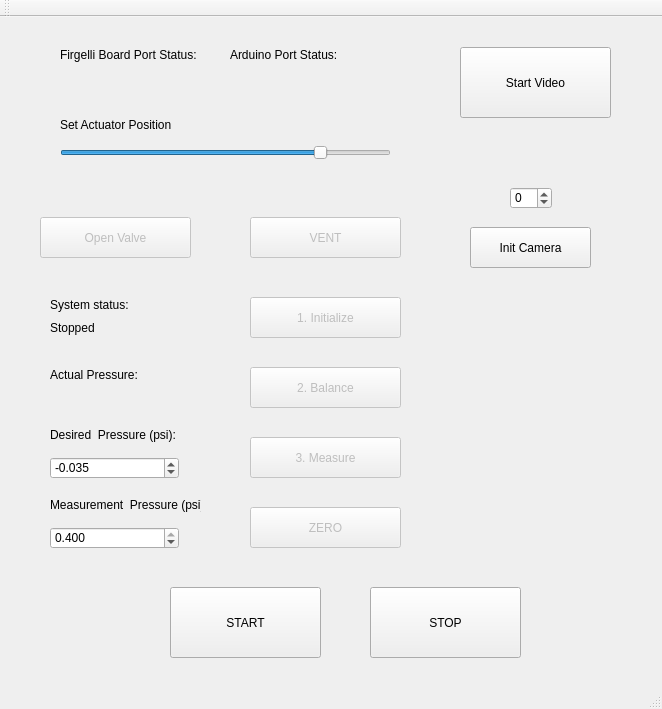
liviaz/PressureSystem, file mainwindow.ui: the form before one commit.
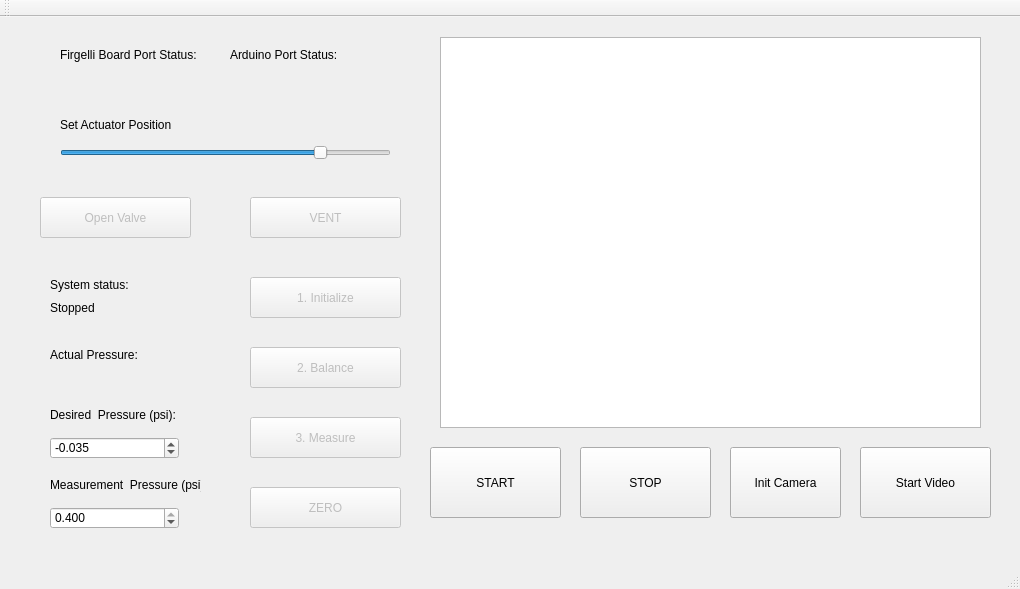
The form after the commit.

Commit message:
camera can now display live video
Still need to add in functions for adjusting white balance, frame rate,
pixel clock, ROI, save video,etc. Also need to confirm timing/frame
rate.

```diff
--- a/mainwindow.ui
+++ b/mainwindow.ui
@@ -6,8 +6,8 @@
    <rect>
     <x>0</x>
     <y>0</y>
-    <width>662</width>
-    <height>709</height>
+    <width>1020</width>
+    <height>589</height>
    </rect>
   </property>
   <property name="windowTitle">
@@ -50,7 +50,7 @@
     <property name="geometry">
      <rect>
       <x>50</x>
-      <y>350</y>
+      <y>330</y>
       <width>141</width>
       <height>16</height>
      </rect>
@@ -63,7 +63,7 @@
     <property name="geometry">
      <rect>
       <x>50</x>
-      <y>370</y>
+      <y>350</y>
       <width>141</width>
       <height>21</height>
      </rect>
@@ -78,9 +78,9 @@
     </property>
     <property name="geometry">
      <rect>
-      <x>370</x>
-      <y>570</y>
-      <width>151</width>
+      <x>580</x>
+      <y>430</y>
+      <width>131</width>
       <height>71</height>
      </rect>
     </property>
@@ -91,9 +91,9 @@
    <widget class="QPushButton" name="startButton">
     <property name="geometry">
      <rect>
-      <x>170</x>
-      <y>570</y>
-      <width>151</width>
+      <x>430</x>
+      <y>430</y>
+      <width>131</width>
       <height>71</height>
      </rect>
     </property>
@@ -108,7 +108,7 @@
     <property name="geometry">
      <rect>
       <x>250</x>
-      <y>490</y>
+      <y>470</y>
       <width>151</width>
       <height>41</height>
      </rect>
@@ -124,7 +124,7 @@
     <property name="geometry">
      <rect>
       <x>40</x>
-      <y>200</y>
+      <y>180</y>
       <width>151</width>
       <height>41</height>
      </rect>
@@ -195,7 +195,7 @@
     <property name="geometry">
      <rect>
       <x>250</x>
-      <y>200</y>
+      <y>180</y>
       <width>151</width>
       <height>41</height>
      </rect>
@@ -211,7 +211,7 @@
     <property name="geometry">
      <rect>
       <x>50</x>
-      <y>410</y>
+      <y>390</y>
       <width>141</width>
       <height>16</height>
      </rect>
@@ -227,7 +227,7 @@
     <property name="geometry">
      <rect>
       <x>250</x>
-      <y>350</y>
+      <y>330</y>
       <width>151</width>
       <height>41</height>
      </rect>
@@ -243,7 +243,7 @@
     <property name="geometry">
      <rect>
       <x>250</x>
-      <y>420</y>
+      <y>400</y>
       <width>151</width>
       <height>41</height>
      </rect>
@@ -256,7 +256,7 @@
     <property name="geometry">
      <rect>
       <x>50</x>
-      <y>480</y>
+      <y>460</y>
       <width>151</width>
       <height>16</height>
      </rect>
@@ -272,7 +272,7 @@
     <property name="geometry">
      <rect>
       <x>250</x>
-      <y>280</y>
+      <y>260</y>
       <width>151</width>
       <height>41</height>
      </rect>
@@ -285,7 +285,7 @@
     <property name="geometry">
      <rect>
       <x>50</x>
-      <y>300</y>
+      <y>280</y>
       <width>141</width>
       <height>21</height>
      </rect>
@@ -298,7 +298,7 @@
     <property name="geometry">
      <rect>
       <x>50</x>
-      <y>280</y>
+      <y>260</y>
       <width>141</width>
       <height>16</height>
      </rect>
@@ -311,7 +311,7 @@
     <property name="geometry">
      <rect>
       <x>50</x>
-      <y>440</y>
+      <y>420</y>
       <width>129</width>
       <height>22</height>
      </rect>
@@ -342,7 +342,7 @@
     <property name="geometry">
      <rect>
       <x>50</x>
-      <y>510</y>
+      <y>490</y>
       <width>129</width>
       <height>22</height>
      </rect>
@@ -372,9 +372,9 @@
    <widget class="QPushButton" name="StartVideoButton">
     <property name="geometry">
      <rect>
-      <x>460</x>
-      <y>30</y>
-      <width>151</width>
+      <x>860</x>
+      <y>430</y>
+      <width>131</width>
       <height>71</height>
      </rect>
     </property>
@@ -382,32 +382,45 @@
      <string>Start Video</string>
     </property>
    </widget>
-   <widget class="QSpinBox" name="cameraIdSpinBox">
+   <widget class="QPushButton" name="InitCameraButton">
     <property name="geometry">
      <rect>
-      <x>510</x>
-      <y>170</y>
-      <width>42</width>
-      <height>22</height>
+      <x>730</x>
+      <y>430</y>
+      <width>111</width>
+      <height>71</height>
+     </rect>
+    </property>
+    <property name="text">
+     <string>Init Camera</string>
+    </property>
+   </widget>
+   <widget class="QGraphicsView" name="cameraImageDisplay">
+    <property name="geometry">
+     <rect>
+      <x>440</x>
+      <y>20</y>
+      <width>541</width>
+      <height>391</height>
      </rect>
     </property>
     <property name="sizePolicy">
-     <sizepolicy hsizetype="Minimum" vsizetype="Fixed">
+     <sizepolicy hsizetype="Fixed" vsizetype="Fixed">
       <horstretch>0</horstretch>
       <verstretch>0</verstretch>
      </sizepolicy>
     </property>
-    <property name="minimum">
-     <number>-1</number>
+    <property name="verticalScrollBarPolicy">
+     <enum>Qt::ScrollBarAsNeeded</enum>
     </property>
    </widget>
    <widget class="QPushButton" name="InitCameraButton">
     <property name="geometry">
      <rect>
-      <x>470</x>
-      <y>210</y>
-      <width>121</width>
-      <height>41</height>
+      <x>460</x>
+      <y>560</y>
+      <width>351</width>
+      <height>31</height>
      </rect>
     </property>
     <property name="text">
```
Left out of the diff: 6 changed lines with no effect on the pictures. The commit also changes 10 other files.
